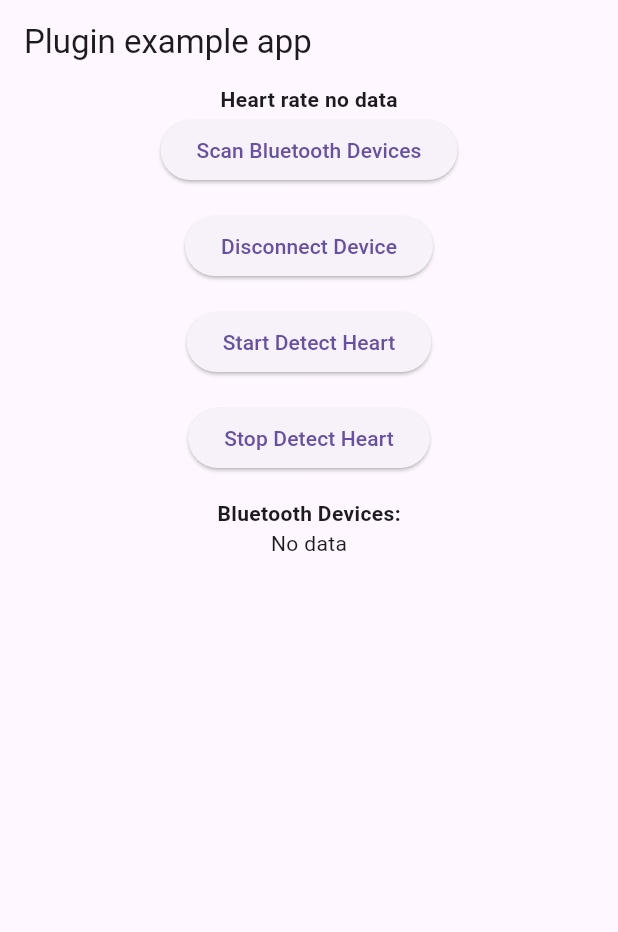
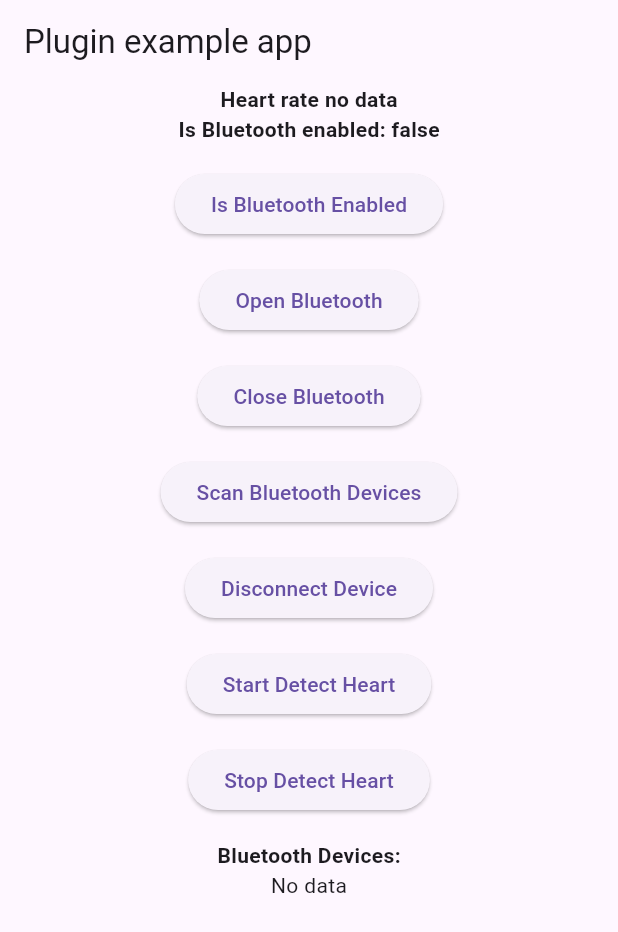
Before and after one commit to geekswamp/flutter_veepoo_sdk_plus, a Flutter app: the screen it shows after launch, on a phone screen of 412 x 824 dp. Shown: the top 932 px of the screen. Run offline on Flutter 3.47's test engine with Material 3 defaults, Android fonts, the phone set to English and light mode, and no system bars; our stand-ins replace equatable, plugin_platform_interface.

Commit message:
chore(example): update example

```diff
--- a/example/lib/main.dart
+++ b/example/lib/main.dart
@@ -17,6 +17,7 @@ class MyApp extends StatefulWidget {
 class _MyAppState extends State<MyApp> {
   final _flutterVeepooSdkPlugin = FlutterVeepooSdk();
   final List<BluetoothDevice> _bluetoothDevices = [];
+  bool? _isEnabled = false;
 
   @override
   void initState() {
@@ -28,6 +29,21 @@ class _MyAppState extends State<MyApp> {
     final PermissionStatus? status =
         await _flutterVeepooSdkPlugin.requestBluetoothPermissions();
     debugPrint('Permission status: $status');
+  }
+
+  void _isBluetoothEnabled() async {
+    final bool? isEnabled = await _flutterVeepooSdkPlugin.isBluetoothEnabled();
+    setState(() {
+      _isEnabled = isEnabled;
+    });
+  }
+
+  void _openBluetooth() async {
+    await _flutterVeepooSdkPlugin.openBluetooth();
+  }
+
+  void _closeBluetooth() async {
+    await _flutterVeepooSdkPlugin.closeBluetooth();
   }
 
   void _scanDevices() async {
@@ -93,6 +109,26 @@ class _MyAppState extends State<MyApp> {
                   }
                 },
               ),
+              Text(
+                'Is Bluetooth enabled: $_isEnabled',
+                style: const TextStyle(fontWeight: FontWeight.bold),
+              ),
+              const SizedBox(height: 16),
+              ElevatedButton(
+                onPressed: _isBluetoothEnabled,
+                child: const Text('Is Bluetooth Enabled'),
+              ),
+              const SizedBox(height: 16),
+              ElevatedButton(
+                onPressed: _openBluetooth,
+                child: const Text('Open Bluetooth'),
+              ),
+              const SizedBox(height: 16),
+              ElevatedButton(
+                onPressed: _closeBluetooth,
+                child: const Text('Close Bluetooth'),
+              ),
+              const SizedBox(height: 16),
               ElevatedButton(
                 onPressed: _scanDevices,
                 child: const Text('Scan Bluetooth Devices'),
```
